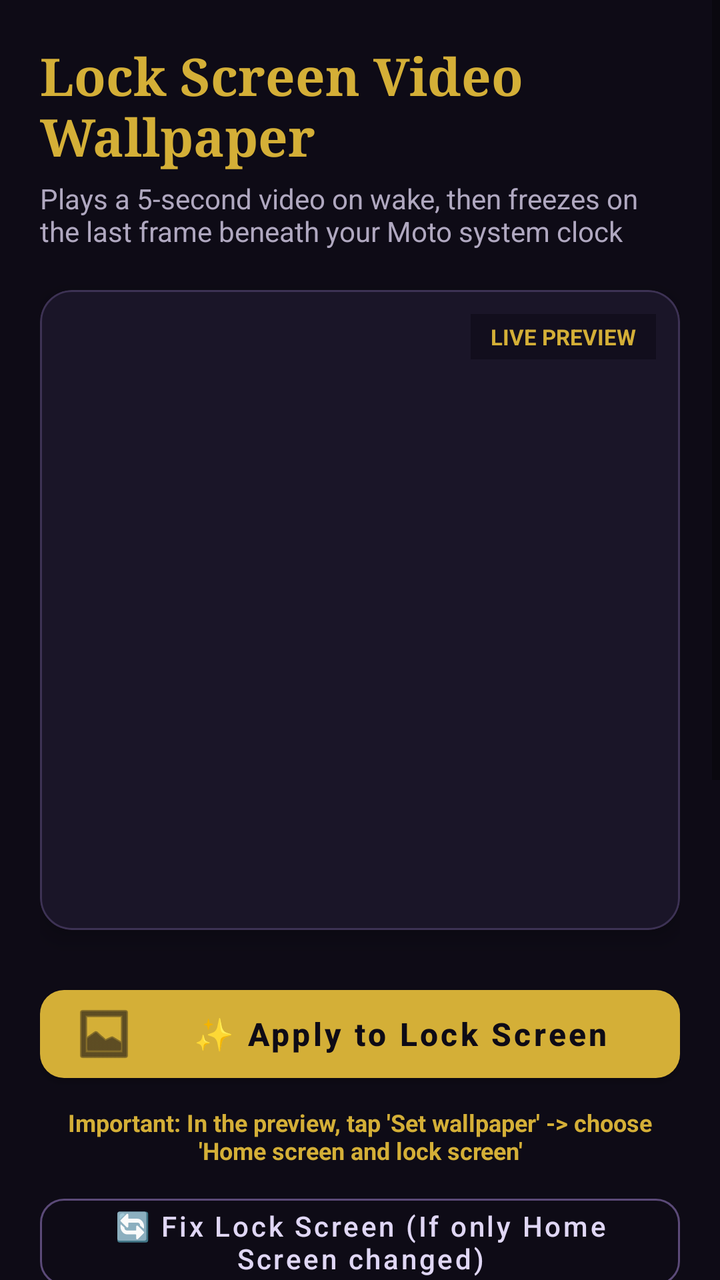
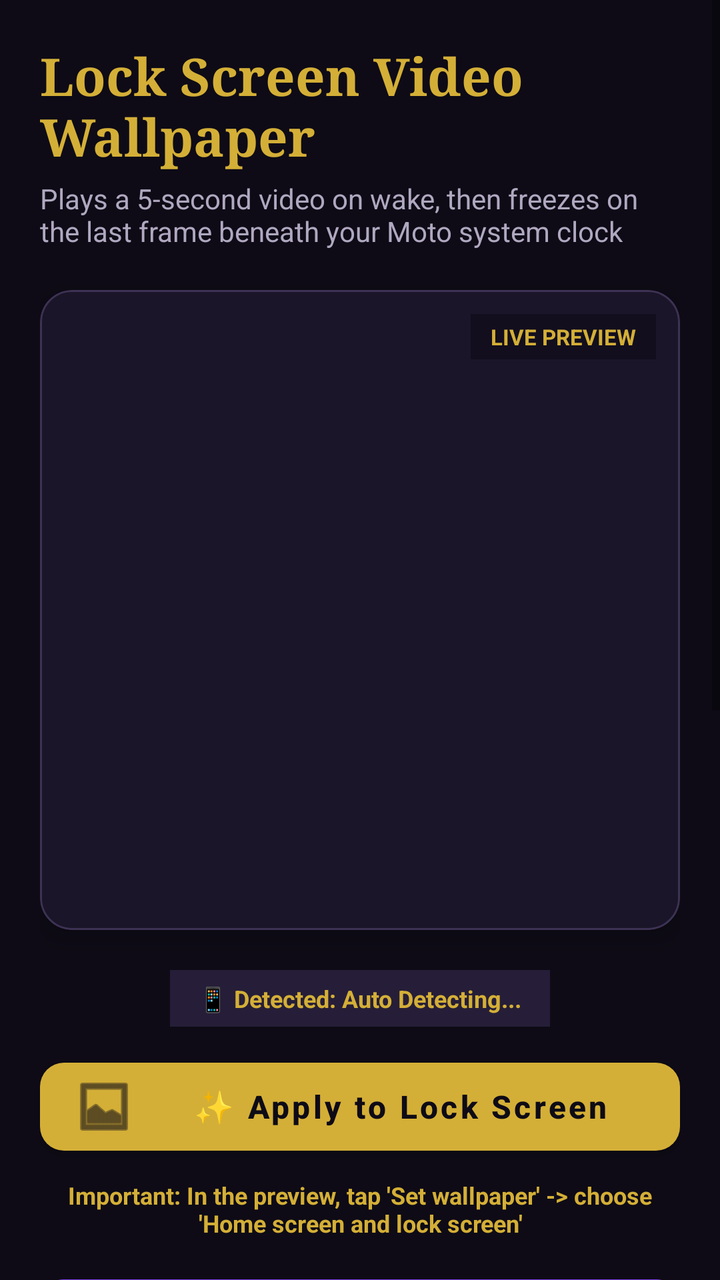

The first picture is an Android layout as it rendered before a commit; the second is the same layout after the commit. The layout source and the unified diff follow.
<!-- AndroidManifest.xml: application theme Theme.VideoLockScreen -->
<!-- res/layout/activity_main.xml -->
<?xml version="1.0" encoding="utf-8"?>
<ScrollView xmlns:android="http://schemas.android.com/apk/res/android"
    xmlns:app="http://schemas.android.com/apk/res-auto"
    android:layout_width="match_parent"
    android:layout_height="match_parent"
    android:background="#0E0B16"
    android:fillViewport="true">

    <LinearLayout
        android:layout_width="match_parent"
        android:layout_height="wrap_content"
        android:orientation="vertical"
        android:padding="20dp">

        
        <TextView
            android:layout_width="match_parent"
            android:layout_height="wrap_content"
            android:text="Lock Screen Video Wallpaper"
            android:textColor="#D4AF37"
            android:textSize="26sp"
            android:textStyle="bold"
            android:fontFamily="serif" />

        <TextView
            android:layout_width="match_parent"
            android:layout_height="wrap_content"
            android:layout_marginTop="4dp"
            android:text="Plays a 5-second video on wake, then freezes on the last frame beneath your Moto system clock"
            android:textColor="#B0A8C0"
            android:textSize="14sp" />

        
        <com.google.android.material.card.MaterialCardView
            android:layout_width="match_parent"
            android:layout_height="320dp"
            android:layout_marginTop="20dp"
            app:cardBackgroundColor="#1A1528"
            app:cardCornerRadius="16dp"
            app:cardElevation="6dp"
            app:strokeColor="#3D3254"
            app:strokeWidth="1dp">

            <FrameLayout
                android:layout_width="match_parent"
                android:layout_height="match_parent">

                <TextureView
                    android:id="@+id/previewTextureView"
                    android:layout_width="match_parent"
                    android:layout_height="match_parent" />

                <TextView
                    android:layout_width="wrap_content"
                    android:layout_height="wrap_content"
                    android:layout_gravity="top|end"
                    android:layout_margin="12dp"
                    android:background="#990E0B16"
                    android:paddingHorizontal="10dp"
                    android:paddingVertical="4dp"
                    android:text="LIVE PREVIEW"
                    android:textColor="#D4AF37"
                    android:textSize="11sp"
                    android:textStyle="bold" />
            </FrameLayout>
        </com.google.android.material.card.MaterialCardView>

        
        <com.google.android.material.button.MaterialButton
            android:id="@+id/btnSetWallpaper"
            android:layout_width="match_parent"
            android:layout_height="56dp"
            android:layout_marginTop="24dp"
            android:text="✨ Apply to Lock Screen"
            android:textAllCaps="false"
            android:textColor="#0E0B16"
            android:textSize="16sp"
            android:textStyle="bold"
            app:backgroundTint="#D4AF37"
            app:cornerRadius="12dp"
            app:icon="@android:drawable/ic_menu_gallery"
            app:iconTint="#0E0B16" />

        <TextView
            android:layout_width="match_parent"
            android:layout_height="wrap_content"
            android:layout_marginTop="8dp"
            android:gravity="center"
            android:text="Important: In the preview, tap 'Set wallpaper' -> choose 'Home screen and lock screen'"
            android:textColor="#D4AF37"
            android:textSize="12sp"
            android:textStyle="bold" />

        <com.google.android.material.button.MaterialButton
            android:id="@+id/btnClearLockOverride"
            style="@style/Widget.MaterialComponents.Button.OutlinedButton"
            android:layout_width="match_parent"
            android:layout_height="wrap_content"
            android:layout_marginTop="10dp"
            android:text="🔄 Fix Lock Screen (If only Home Screen changed)"
            android:textAllCaps="false"
            android:textColor="#E0D7F5"
            app:strokeColor="#5B4A78"
            app:cornerRadius="12dp" />

        <com.google.android.material.button.MaterialButton
            android:id="@+id/btnExportVideo"
            style="@style/Widget.MaterialComponents.Button.TextButton"
            android:layout_width="match_parent"
            android:layout_height="wrap_content"
            android:layout_marginTop="6dp"
            android:text="📁 Choose Folder &amp; Save Video (For Xiaomi/Samsung Themes)"
            android:textAllCaps="false"
            android:textColor="#D4AF37"
            android:textSize="13sp" />

        
        <com.google.android.material.card.MaterialCardView
            android:layout_width="match_parent"
            android:layout_height="wrap_content"
            android:layout_marginTop="24dp"
            app:cardBackgroundColor="#1A1528"
            app:cardCornerRadius="16dp"
            app:cardElevation="4dp"
            app:strokeColor="#3D3254"
            app:strokeWidth="1dp">

            <LinearLayout
                android:layout_width="match_parent"
                android:layout_height="wrap_content"
                android:orientation="vertical"
                android:padding="16dp">

                <TextView
                    android:layout_width="wrap_content"
                    android:layout_height="wrap_content"
                    android:text="Playback Behavior"
                    android:textColor="#D4AF37"
                    android:textSize="16sp"
                    android:textStyle="bold" />

                
                <RadioGroup
                    android:id="@+id/rgPlaybackMode"
                    android:layout_width="match_parent"
                    android:layout_height="wrap_content"
                    android:layout_marginTop="12dp">

                    <RadioButton
                        android:id="@+id/rbFreezeLastFrame"
                        android:layout_width="match_parent"
                        android:layout_height="wrap_content"
                        android:checked="true"
                        android:text="Wake Animation (Play 5s, freeze on final frame)"
                        android:textColor="#FFFFFF"
                        android:buttonTint="#D4AF37" />

                    <RadioButton
                        android:id="@+id/rbLoop"
                        android:layout_width="match_parent"
                        android:layout_height="wrap_content"
                        android:layout_marginTop="6dp"
                        android:text="Continuous Loop Animation"
                        android:textColor="#FFFFFF"
                        android:buttonTint="#D4AF37" />
                </RadioGroup>

                <View
                    android:layout_width="match_parent"
                    android:layout_height="1dp"
                    android:layout_marginVertical="14dp"
                    android:background="#2E2642" />

                
                <com.google.android.material.switchmaterial.SwitchMaterial
                    android:id="@+id/switchMute"
                    android:layout_width="match_parent"
                    android:layout_height="wrap_content"
                    android:checked="true"
                    android:text="Mute Video Audio (Silent on Lock)"
                    android:textColor="#FFFFFF"
                    app:thumbTint="#D4AF37"
                    app:trackTint="#5A4B75" />

            </LinearLayout>
        </com.google.android.material.card.MaterialCardView>

        <TextView
            android:id="@+id/tvAppInfo"
            android:layout_width="match_parent"
            android:layout_height="wrap_content"
            android:layout_marginTop="24dp"
            android:gravity="center"
            android:text="Pure Native Live Wallpaper • Zero Overlays • No Popup Delay"
            android:textColor="#665D7A"
            android:textSize="12sp" />

    </LinearLayout>
</ScrollView>
<!-- resources referenced by this layout -->
<resources>
  <style name="Theme.VideoLockScreen" parent="Theme.MaterialComponents.DayNight.NoActionBar">
          <item name="colorPrimary">@color/gold_primary</item>
          <item name="colorSecondary">@color/accent_glow</item>
          <item name="android:windowBackground">@color/bg_dark</item>
          <item name="android:statusBarColor">@color/bg_dark</item>
          <item name="android:navigationBarColor">@color/bg_dark</item>
      </style>
  <color name="gold_primary">#D4AF37</color>
  <color name="accent_glow">#9370DB</color>
  <color name="bg_dark">#0E0B16</color>
</resources>

<!-- the commit's change to res/layout/activity_main.xml (unified diff, before → after) -->
@@ -66,11 +66,26 @@
         </com.google.android.material.card.MaterialCardView>
 
         
+        <TextView
+            android:id="@+id/tvDeviceBrand"
+            android:layout_width="wrap_content"
+            android:layout_height="wrap_content"
+            android:layout_gravity="center_horizontal"
+            android:layout_marginTop="20dp"
+            android:background="#261E38"
+            android:paddingHorizontal="14dp"
+            android:paddingVertical="6dp"
+            android:text="📱 Detected: Auto Detecting..."
+            android:textColor="#D4AF37"
+            android:textSize="12sp"
+            android:textStyle="bold" />
+
+        
         <com.google.android.material.button.MaterialButton
             android:id="@+id/btnSetWallpaper"
             android:layout_width="match_parent"
             android:layout_height="56dp"
-            android:layout_marginTop="24dp"
+            android:layout_marginTop="12dp"
             android:text="✨ Apply to Lock Screen"
             android:textAllCaps="false"
             android:textColor="#0E0B16"
@@ -82,6 +97,7 @@
             app:iconTint="#0E0B16" />
 
         <TextView
+            android:id="@+id/tvPrimaryInstruction"
             android:layout_width="match_parent"
             android:layout_height="wrap_content"
             android:layout_marginTop="8dp"
@@ -91,13 +107,26 @@
             android:textSize="12sp"
             android:textStyle="bold" />
 
+        
+        <com.google.android.material.button.MaterialButton
+            android:id="@+id/btnDirectGalleryHandOff"
+            style="@style/Widget.MaterialComponents.Button.OutlinedButton"
+            android:layout_width="match_parent"
+            android:layout_height="wrap_content"
+            android:layout_marginTop="14dp"
+            android:text="🎬 Direct Video Hand-off (Open in Phone Gallery)"
+            android:textAllCaps="false"
+            android:textColor="#F3E8FF"
+            app:strokeColor="#7C3AED"
+            app:cornerRadius="12dp" />
+
         <com.google.android.material.button.MaterialButton
             android:id="@+id/btnClearLockOverride"
             style="@style/Widget.MaterialComponents.Button.OutlinedButton"
             android:layout_width="match_parent"
             android:layout_height="wrap_content"
-            android:layout_marginTop="10dp"
-            android:text="🔄 Fix Lock Screen (If only Home Screen changed)"
+            android:layout_marginTop="8dp"
+            android:text="🔄 Fix Lock Screen (Remove Old Photo Override)"
             android:textAllCaps="false"
             android:textColor="#E0D7F5"
             app:strokeColor="#5B4A78"
@@ -108,10 +137,10 @@
             style="@style/Widget.MaterialComponents.Button.TextButton"
             android:layout_width="match_parent"
             android:layout_height="wrap_content"
-            android:layout_marginTop="6dp"
-            android:text="📁 Choose Folder &amp; Save Video (For Xiaomi/Samsung Themes)"
-            android:textAllCaps="false"
-            android:textColor="#D4AF37"
+            android:layout_marginTop="4dp"
+            android:text="📁 Choose Folder &amp; Save Video (Manual Fallback)"
+            android:textAllCaps="false"
+            android:textColor="#A78BFA"
             android:textSize="13sp" />
 
         
